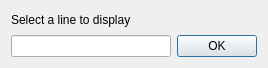
Old version of the form SimpleImageProcessor/lineselect.ui in the repository son4etyyy/SimpleImageProcessor.
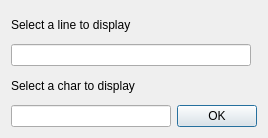
New version of the form.

Commit message: lineDialog and show updates

Diff of the .ui file:
```diff
--- a/SimpleImageProcessor/lineselect.ui
+++ b/SimpleImageProcessor/lineselect.ui
@@ -7,34 +7,27 @@
     <x>0</x>
     <y>0</y>
     <width>268</width>
-    <height>68</height>
+    <height>138</height>
    </rect>
   </property>
   <property name="minimumSize">
    <size>
     <width>268</width>
-    <height>68</height>
-   </size>
-  </property>
-  <property name="maximumSize">
-   <size>
-    <width>268</width>
     <height>75</height>
    </size>
   </property>
+  <property name="maximumSize">
+   <size>
+    <width>268</width>
+    <height>138</height>
+   </size>
+  </property>
   <property name="windowTitle">
    <string>Line Selection</string>
   </property>
   <layout class="QVBoxLayout" name="verticalLayout">
    <item>
     <layout class="QGridLayout" name="gridLayout">
-     <item row="1" column="1">
-      <widget class="QPushButton" name="pushButton">
-       <property name="text">
-        <string>OK</string>
-       </property>
-      </widget>
-     </item>
      <item row="1" column="0">
       <widget class="QLineEdit" name="lineEdit"/>
      </item>
@@ -47,6 +40,27 @@
      </item>
     </layout>
    </item>
+   <item>
+    <layout class="QGridLayout" name="gridLayout_2">
+     <item row="1" column="1">
+      <widget class="QPushButton" name="pushButton">
+       <property name="text">
+        <string>OK</string>
+       </property>
+      </widget>
+     </item>
+     <item row="1" column="0">
+      <widget class="QLineEdit" name="lineEdit_2"/>
+     </item>
+     <item row="0" column="0" colspan="2">
+      <widget class="QLabel" name="label_2">
+       <property name="text">
+        <string>Select a char to display</string>
+       </property>
+      </widget>
+     </item>
+    </layout>
+   </item>
   </layout>
  </widget>
  <resources/>
```
Left out of the diff: 8 changed lines with no effect on the pictures. The commit also changes 5 other files.
